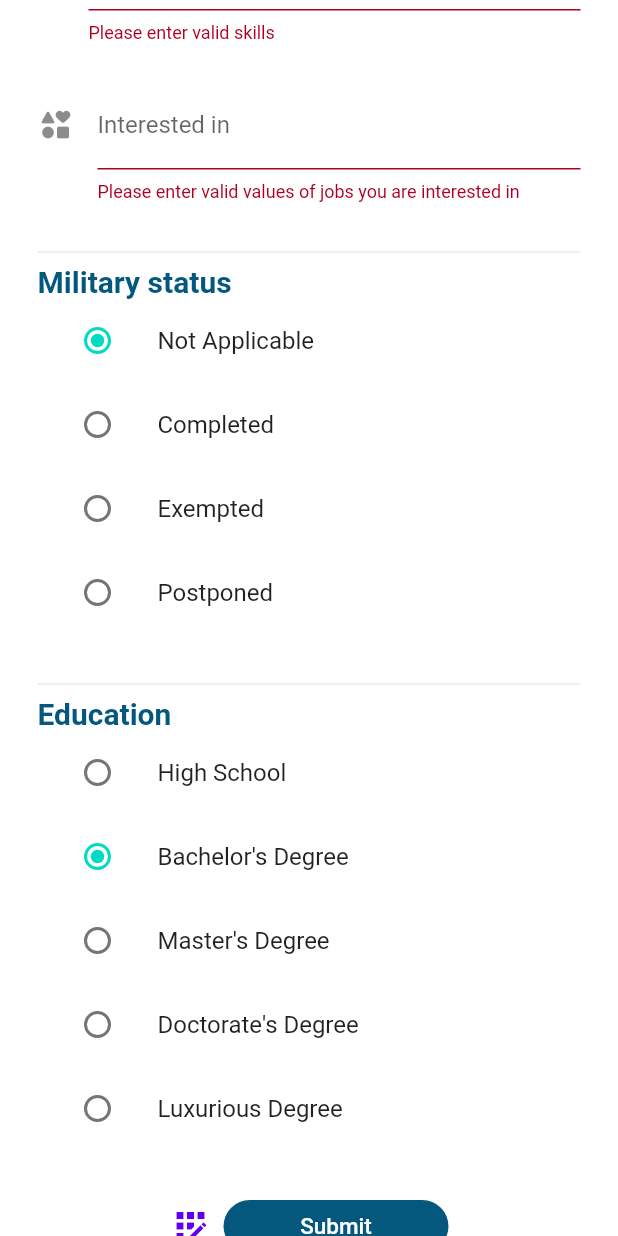
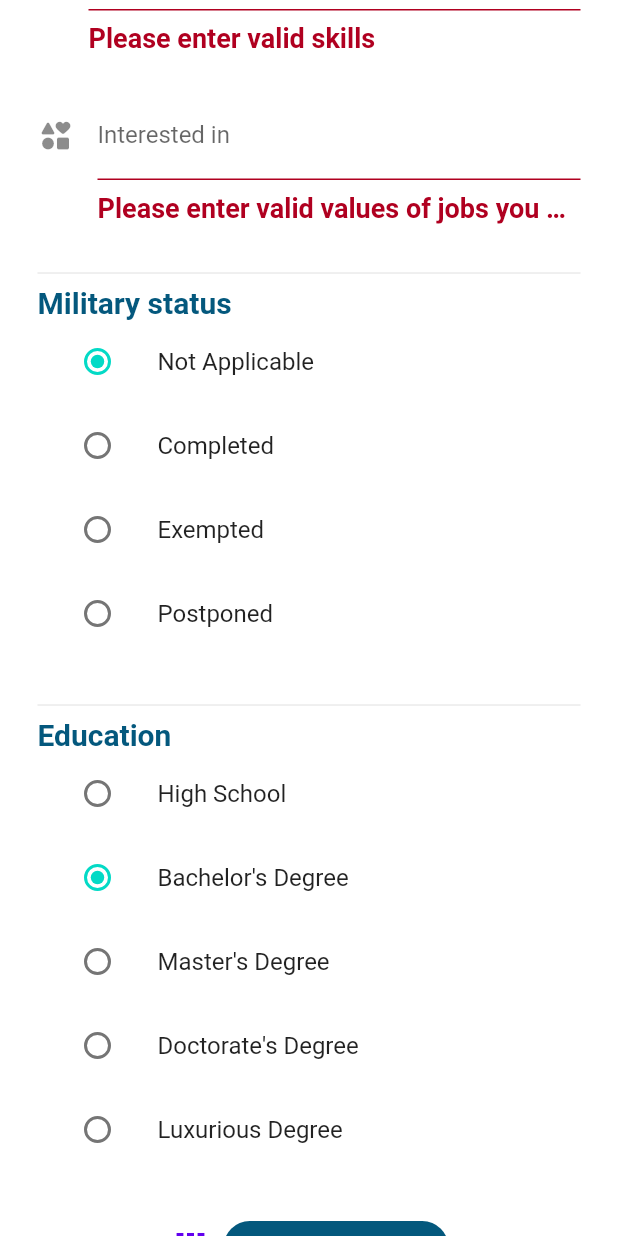
Before and after one commit to nadahanii/Int-Hire_GP, a Flutter app: the ApplicantRegisterScreen screen opened directly with empty values, scrolled down 256 dp, after a tap on "Submit", on a phone screen of 412 x 824 dp. Run offline on Flutter 3.47's test engine with Material 2 defaults, Android fonts, the phone set to English and light mode, and no system bars; our stand-ins replace flutter_settings_screens, fluttertoast, font_awesome_flutter, google_fonts, shared_preferences; accounts and stored records are empty.

Commit message:
edit colors

```diff
--- a/lib/providers/theme_provider.dart
+++ b/lib/providers/theme_provider.dart
@@ -40,6 +40,19 @@ class MyThemes {
           fontStyle: FontStyle.normal,
           color: Colors.red,
           fontSize: 15),
+      caption: TextStyle
+        (
+          fontSize: 18,
+          color: Colors.blueGrey,
+         fontWeight: FontWeight.bold,
+
+      ),
+      ///description of job details
+      bodyText1: TextStyle
+        (
+        color: Colors.green,
+        fontSize: 15,
+      ),
       bodyText2: TextStyle(
           color: Color.fromRGBO(126, 209, 181, 1)/*Color.fromRGBO(4, 88, 125, 1)*/,
           fontSize: 15,
@@ -84,7 +97,19 @@ class MyThemes {
           fontStyle: FontStyle.normal,
           color: Colors.red,
           fontSize: 15),
-
+      ///text in job details (caption)
+      caption: TextStyle
+        (
+        color: Colors.black,
+        fontSize: 18,
+        fontWeight: FontWeight.bold,
+      ),
+     ///description of job details
+      bodyText1: TextStyle
+        (
+          color: Color.fromRGBO(4, 88, 125, 1),
+         fontSize: 15,
+       ),
       ///register now in login screen
       bodyText2: TextStyle(
           color: Color.fromRGBO(4, 88, 125, 1),
--- a/lib/screens/applicant_register_screen.dart
+++ b/lib/screens/applicant_register_screen.dart
@@ -188,17 +188,17 @@ class _ApplicantRegisterScreenState extends State<ApplicantRegisterScreen> {
                         "gender":
                         widget.applicantUser.isMale == true ? 1 : 0,
                         "militaryStatus": _militaryStatus.index,
-                        "twitterUsername": _twitterUsernameController.text,
+                        "twitterUsername": _twitterUsernameController.text.isEmpty ? null : _twitterUsernameController.text,
                         "educationLevel": _education.index,
                         "tags": _interestedInController.text.split(','),
                         "skills": _skillsController.text
                       }),"Applicant")
                           .then((value) {
                         if (value != 'login successfully') {
-                          showToast(text: "register successfully", state: ToastStates.ERROR);
+                          showToast(text: value, state: ToastStates.ERROR);
                         } else {
                           showToast(
-                              text: value, state: ToastStates.SUCCESS);
+                              text: "register successfully", state: ToastStates.SUCCESS);
                           Navigator.of(context)
                               .pushReplacementNamed('/add_test');
                         }
```
Also changed, not shown: lib/screens/job_details.dart (+8 -29 lines), pubspec.lock, 1 other file.
